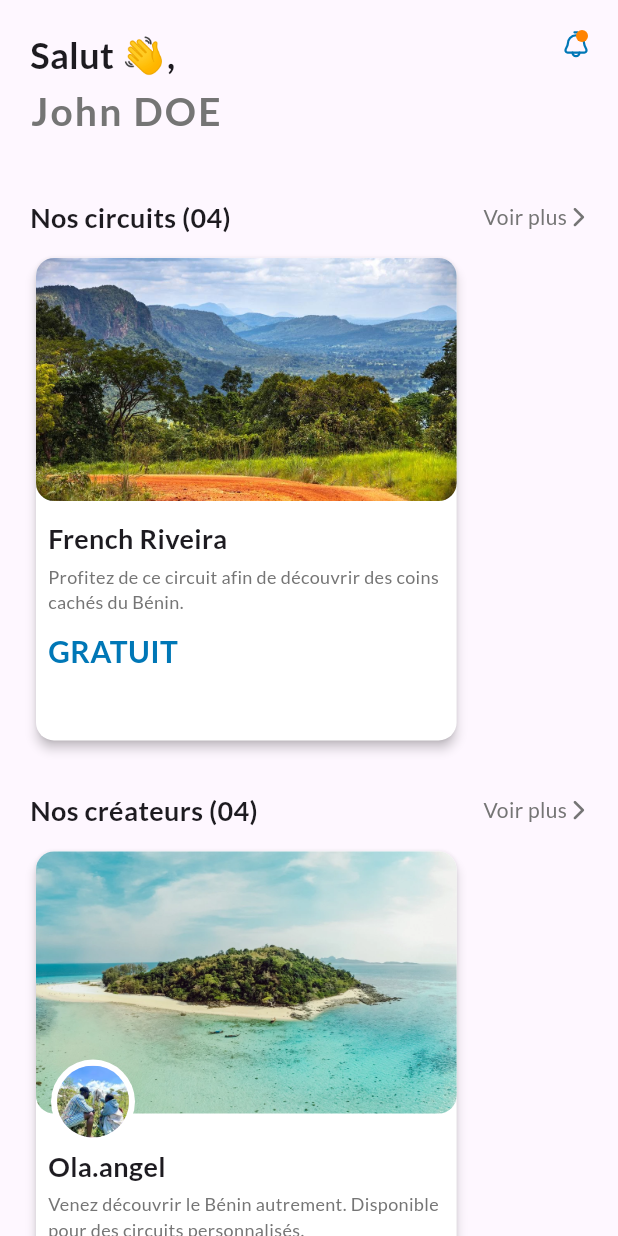
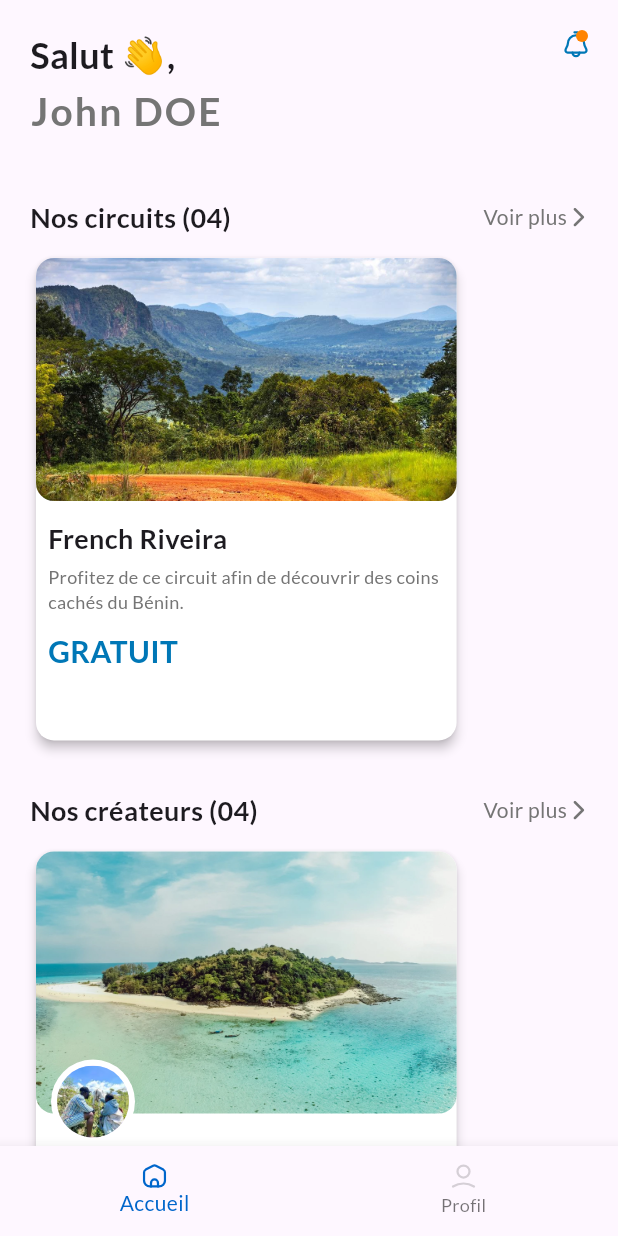
Before and after one commit to imdadAdelabou/EasyTrip, a Flutter app: the HomeTraveller screen opened by its route, on a phone screen of 412 x 824 dp. Run offline on Flutter 3.47's test engine with Material 2 defaults, Android fonts, the light colour scheme and no system bars; our stand-ins replace flutter_svg, font_awesome_flutter, gap, google_fonts, pin_code_fields.

Commit message:
[FEAT] Add a customBottombAR ICON

```diff
--- /dev/null
+++ b/lib/components/custom_bottom_bar.dart
@@ -0,0 +1,35 @@
+import "package:easy_trip/utils/constant.dart";
+import "package:flutter/material.dart";
+import "package:flutter_svg/svg.dart";
+import "package:google_fonts/google_fonts.dart";
+
+class CustomBottomBar extends StatefulWidget {
+  const CustomBottomBar({super.key});
+
+  @override
+  State<CustomBottomBar> createState() => _CustomBottomBarState();
+}
+
+class _CustomBottomBarState extends State<CustomBottomBar> {
+  @override
+  Widget build(BuildContext context) {
+    return SizedBox(
+      height: 60.0,
+      child: BottomNavigationBar(
+        selectedLabelStyle: GoogleFonts.lato(),
+        unselectedLabelStyle: GoogleFonts.lato(),
+        selectedItemColor: const Color(0xff0066CB),
+        type: BottomNavigationBarType.fixed,
+        items: itemsAppBar
+            .map<BottomNavigationBarItem>(
+              (e) => BottomNavigationBarItem(
+                label: e.label,
+                activeIcon: SvgPicture.asset(e.activeIcon),
+                icon: SvgPicture.asset(e.inactiveIcon),
+              ),
+            )
+            .toList(),
+      ),
+    );
+  }
+}
--- /dev/null
+++ b/lib/models/bottomBar/bottom_bar_item.dart
@@ -0,0 +1,11 @@
+class BottomBarItem {
+  final String label;
+  final String activeIcon;
+  final String inactiveIcon;
+
+  const BottomBarItem({
+    required this.activeIcon,
+    required this.label,
+    required this.inactiveIcon,
+  });
+}
--- a/lib/utils/app_asset.dart
+++ b/lib/utils/app_asset.dart
@@ -9,4 +9,8 @@ class AppAsset {
   static String iconNotif = "assets/icons/iconNotif.svg";
   static String coverSampleProfile = "assets/gifs/coverSamplePicture.webp";
   static String sampleProfilePicture = "assets/gifs/samplePictureProfile.jpeg";
+  static String activeHomeIcon = "assets/icons/homeActiveIcon.svg";
+  static String homeDisableIcon = "assets/icons/homeDisableIcon.svg";
+  static String profileActiveIcon = "assets/icons/profileActiveIcon.svg";
+  static String profileInactiveIcon = "assets/icons/profileInactiveIcon.svg";
 }
--- a/lib/utils/constant.dart
+++ b/lib/utils/constant.dart
@@ -1,4 +1,5 @@
 //Onboarding sample content
+import 'package:easy_trip/models/bottomBar/bottom_bar_item.dart';
 import 'package:easy_trip/models/onboarding/onboarding.model.dart';
 import 'package:easy_trip/models/user/role/user_role_choice.dart';
 import 'package:easy_trip/utils/app_asset.dart';
@@ -52,4 +53,17 @@ List<Onboarding> onBoardingFr = [
     urlImg: AppAsset.travelOnboardingIll3,
   ),
 ];
+
+List<BottomBarItem> itemsAppBar = [
+  BottomBarItem(
+    activeIcon: AppAsset.activeHomeIcon,
+    label: "Accueil",
+    inactiveIcon: AppAsset.homeDisableIcon,
+  ),
+  BottomBarItem(
+    activeIcon: AppAsset.profileActiveIcon,
+    label: "Profil",
+    inactiveIcon: AppAsset.profileInactiveIcon,
+  ),
+];
 const horizontalSpaceBtwScreenAndComponent = 20.0;
--- a/lib/views/home/traveller/home_traveller.dart
+++ b/lib/views/home/traveller/home_traveller.dart
@@ -1,5 +1,6 @@
 import "package:easy_trip/components/circuit_card.dart";
 import "package:easy_trip/components/creator_card.dart";
+import "package:easy_trip/components/custom_bottom_bar.dart";
 import "package:easy_trip/components/head_title_section.dart";
 import "package:easy_trip/components/icon_notification.dart";
 import "package:easy_trip/models/circuit/circuit.dart";
@@ -136,6 +137,7 @@ class HomeTraveller extends StatelessWidget {
           ),
         ),
       ),
+      bottomNavigationBar: const CustomBottomBar(),
     );
   }
 }
```
Also changed, not shown: assets/icons/homeActiveIcon.svg (added), assets/icons/homeDisableIcon.svg (added), assets/icons/profileActiveIcon.svg (added), assets/icons/profileInactiveIcon.svg (added).
